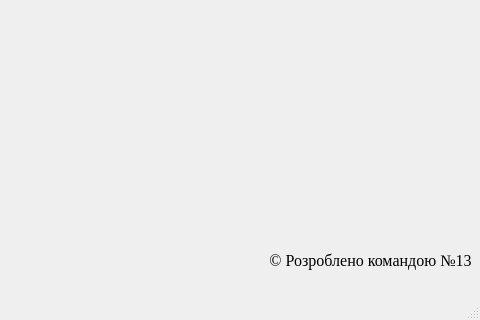
Before: the Qt Designer form Authorization/Window/authorizationwindow.ui in letsexisttogether/MedicalDocuments, drawn with Qt 5; both pictures show x 480 to 960 and y 280 to 600 of the 960 by 600 pixel window.
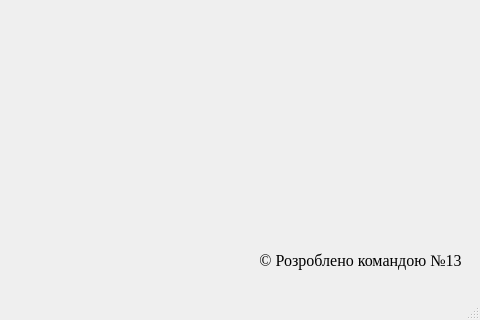
After: the same form once the commit is applied. Custom widgets are drawn as their Qt base class.

Diff of the .ui file:
```diff
--- a/Authorization/Window/authorizationwindow.ui
+++ b/Authorization/Window/authorizationwindow.ui
@@ -38,7 +38,7 @@
    <widget class="QLabel" name="developersTeam">
     <property name="geometry">
      <rect>
-      <x>740</x>
+      <x>730</x>
       <y>530</y>
       <width>221</width>
       <height>21</height>
```
